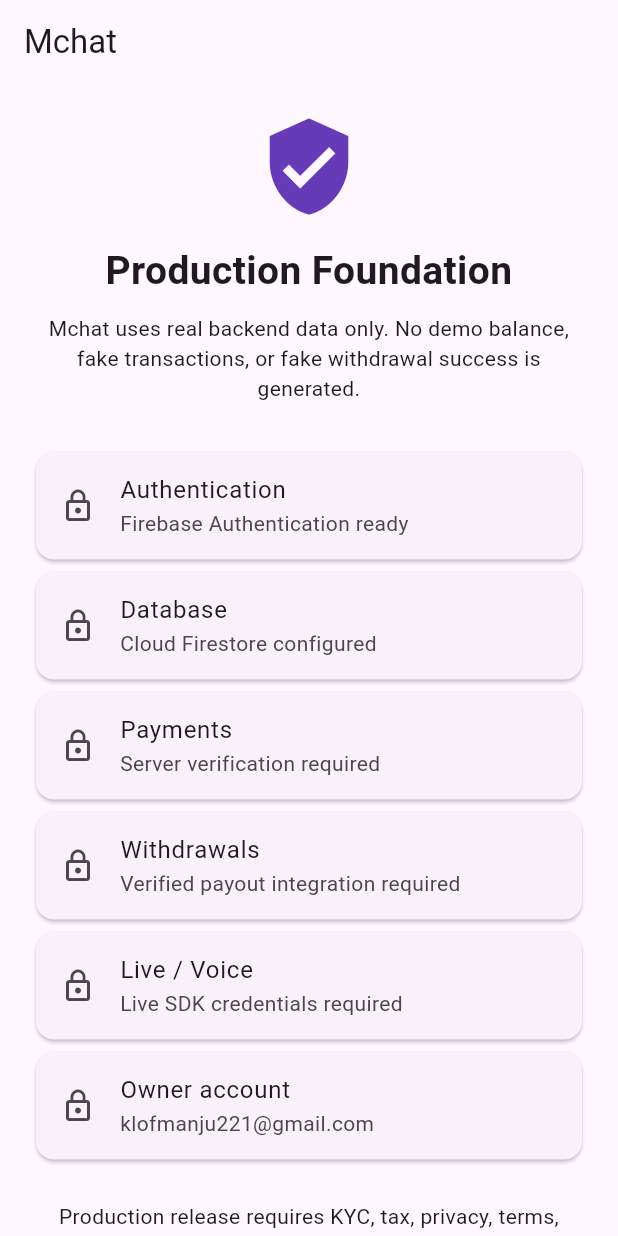
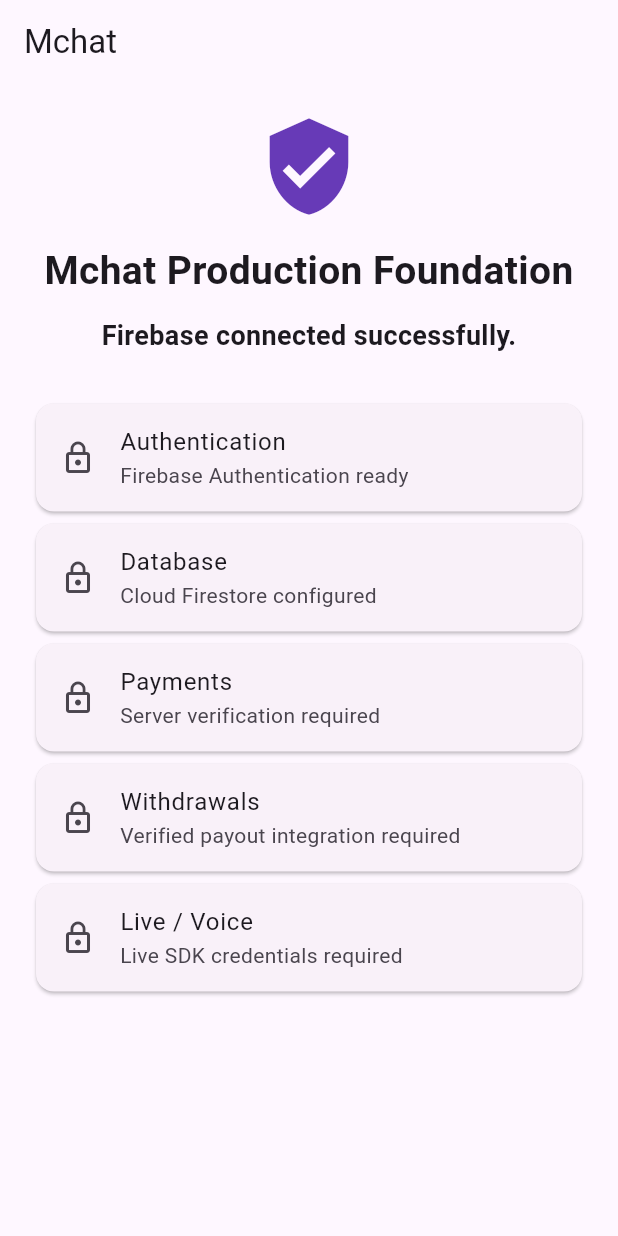
Before and after one commit to klofmanju221-alt/Mchat, a Flutter app: the screen it shows after launch, on a phone screen of 412 x 824 dp. Run offline on Flutter 3.47's test engine with Material 3 defaults, Android fonts, the phone set to English and light mode, and no system bars; our stand-ins replace firebase_core; accounts and stored records are empty.

Commit message:
Update main.dart

```diff
--- a/lib/main.dart
+++ b/lib/main.dart
@@ -4,15 +4,24 @@ import 'package:flutter/material.dart';
 Future<void> main() async {
   WidgetsFlutterBinding.ensureInitialized();
 
-  // Initialize Firebase using the Android configuration
-  // from android/app/google-services.json
-  await Firebase.initializeApp();
+  String? firebaseError;
 
-  runApp(const MchatApp());
+  try {
+    await Firebase.initializeApp();
+  } catch (e) {
+    firebaseError = e.toString();
+  }
+
+  runApp(MchatApp(firebaseError: firebaseError));
 }
 
 class MchatApp extends StatelessWidget {
-  const MchatApp({super.key});
+  final String? firebaseError;
+
+  const MchatApp({
+    super.key,
+    this.firebaseError,
+  });
 
   @override
   Widget build(BuildContext context) {
@@ -25,7 +34,9 @@ class MchatApp extends StatelessWidget {
         ),
         useMaterial3: true,
       ),
-      home: const ProductionStatusPage(),
+      home: firebaseError == null
+          ? const ProductionStatusPage()
+          : FirebaseErrorPage(error: firebaseError!),
     );
   }
 }
@@ -48,65 +59,96 @@ class ProductionStatusPage extends StatelessWidget {
             color: Colors.deepPurple,
           ),
           SizedBox(height: 16),
-
           Text(
-            'Production Foundation',
+            'Mchat Production Foundation',
             textAlign: TextAlign.center,
             style: TextStyle(
               fontSize: 26,
               fontWeight: FontWeight.bold,
             ),
           ),
-
-          SizedBox(height: 10),
-
+          SizedBox(height: 12),
           Text(
-            'Mchat uses real backend data only. '
-            'No demo balance, fake transactions, '
-            'or fake withdrawal success is generated.',
+            'Firebase connected successfully.',
             textAlign: TextAlign.center,
+            style: TextStyle(
+              fontSize: 18,
+              fontWeight: FontWeight.bold,
+            ),
           ),
-
           SizedBox(height: 28),
-
           _Status(
             'Authentication',
             'Firebase Authentication ready',
           ),
-
           _Status(
             'Database',
             'Cloud Firestore configured',
           ),
-
           _Status(
             'Payments',
             'Server verification required',
           ),
-
           _Status(
             'Withdrawals',
             'Verified payout integration required',
           ),
-
           _Status(
             'Live / Voice',
             'Live SDK credentials required',
           ),
+        ],
+      ),
+    );
+  }
+}
 
-          _Status(
-            'Owner account',
-            'klofmanju221@gmail.com',
-          ),
+class FirebaseErrorPage extends StatelessWidget {
+  final String error;
 
-          SizedBox(height: 24),
+  const FirebaseErrorPage({
+    super.key,
+    required this.error,
+  });
 
-          Text(
-            'Production release requires KYC, tax, '
-            'privacy, terms, refund and app-store compliance.',
-            textAlign: TextAlign.center,
-          ),
-        ],
+  @override
+  Widget build(BuildContext context) {
+    return Scaffold(
+      appBar: AppBar(
+        title: const Text('Mchat - Firebase Error'),
+      ),
+      body: Padding(
+        padding: const EdgeInsets.all(20),
+        child: ListView(
+          children: [
+            const Icon(
+              Icons.error_outline,
+              size: 80,
+              color: Colors.red,
+            ),
+            const SizedBox(height: 20),
+            const Text(
+              'Firebase Initialization Failed',
+              textAlign: TextAlign.center,
+              style: TextStyle(
+                fontSize: 24,
+                fontWeight: FontWeight.bold,
+              ),
+            ),
+            const SizedBox(height: 20),
+            const Text(
+              'Please send this error to the developer:',
+              textAlign: TextAlign.center,
+            ),
+            const SizedBox(height: 15),
+            SelectableText(
+              error,
+              style: const TextStyle(
+                fontSize: 14,
+              ),
+            ),
+          ],
+        ),
       ),
     );
   }
```
